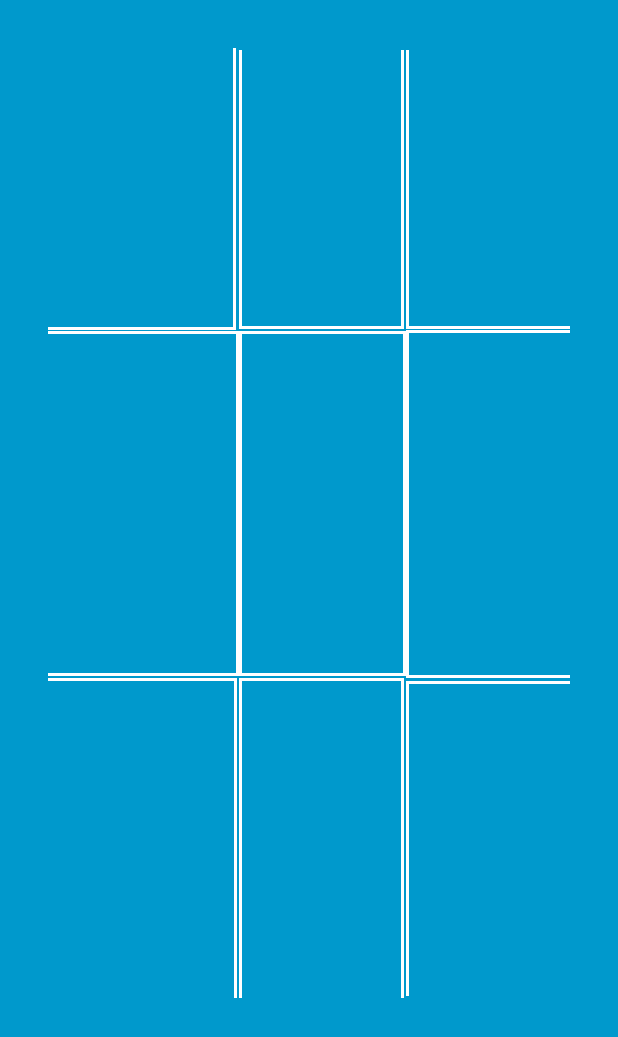
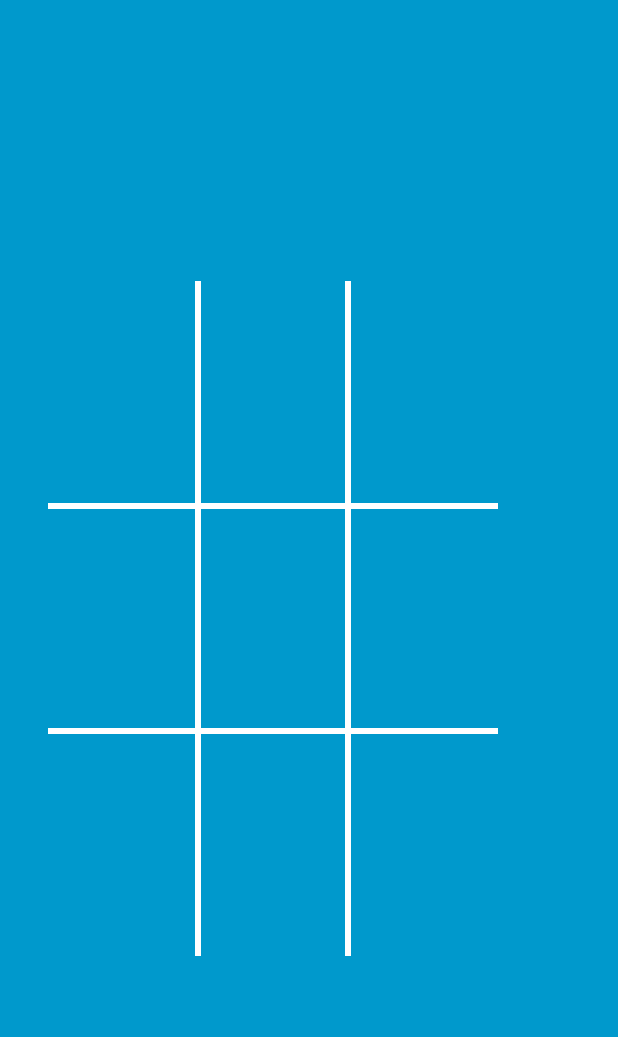
Before and after one commit to danasaurus45/TicTacToe, an Android app: the layout activity_main.xml on its own in the app's theme, with its tools: preview values and no code run, on a phone screen of 412 x 824 dp. Shown: the top 1037 px of the screen. Run offline under Robolectric (Android 15) with nearby library versions, the phone set to English and light mode, and no system bars.

Commit message:
Updated new layout

```diff
--- a/app/src/main/res/layout/activity_main.xml
+++ b/app/src/main/res/layout/activity_main.xml
@@ -8,137 +8,140 @@
             type="org.aplas.tictactoe.viewmodel.GameViewModel" />
     </data>
 
-    <GridLayout
+    <androidx.constraintlayout.widget.ConstraintLayout
         android:layout_width="match_parent"
         android:layout_height="match_parent"
         android:background="@android:color/holo_blue_dark"
-        android:padding="32dp">
+        android:orientation="vertical">
+
+        <GridLayout
+            android:layout_width="match_parent"
+            android:layout_height="wrap_content"
+            android:columnCount="3"
+            android:rowCount="3"
+            android:padding="32dp"
+            app:layout_constraintRight_toRightOf="parent"
+            app:layout_constraintLeft_toLeftOf="parent"
+            app:layout_constraintTop_toTopOf="parent"
+            app:layout_constraintBottom_toBottomOf="parent">
 
             <TextView
                 android:id="@+id/cell_00"
                 style="@style/CellTextView"
-            android:layout_width="125dp"
-            android:layout_height="188dp"
+                android:layout_width="100dp"
+                android:layout_height="150dp"
                 android:background="@drawable/cell_00"
                 android:onClick="@{() -> gameViewModel.onClickedCellAt(0, 0)}"
                 android:text='@{gameViewModel.cells["00"]}'
-            app:layout_column="1"
+                android:layout_column="0"
                 app:layout_columnWeight="1"
-            app:layout_row="1"
+                android:layout_row="0"
                 app:layout_rowWeight="1" />
 
             <TextView
                 android:id="@+id/cell_01"
                 style="@style/CellTextView"
-            android:layout_width="110dp"
-            android:layout_height="186dp"
+                android:layout_width="100dp"
+                android:layout_height="150dp"
                 android:background="@drawable/cell_01"
                 android:onClick="@{() -> gameViewModel.onClickedCellAt(0, 1)}"
                 android:text='@{gameViewModel.cells["01"]}'
-            app:layout_column="2"
+                android:layout_column="1"
                 app:layout_columnWeight="1"
-            app:layout_row="1"
+                android:layout_row="0"
                 app:layout_rowWeight="1" />
 
             <TextView
                 android:id="@+id/cell_02"
                 style="@style/CellTextView"
-            android:layout_width="111dp"
-            android:layout_height="186dp"
+                android:layout_width="100dp"
+                android:layout_height="150dp"
                 android:background="@drawable/cell_02"
                 android:onClick="@{() -> gameViewModel.onClickedCellAt(0, 2)}"
                 android:text='@{gameViewModel.cells["02"]}'
-            app:layout_column="3"
+                android:layout_column="2"
                 app:layout_columnWeight="1"
-            app:layout_row="1"
+                android:layout_row="0"
                 app:layout_rowWeight="1" />
 
             <TextView
                 android:id="@+id/cell_10"
                 style="@style/CellTextView"
-            android:layout_width="127dp"
-            android:layout_height="230dp"
+                android:layout_width="100dp"
+                android:layout_height="150dp"
                 android:layout_row="1"
                 android:layout_column="0"
                 android:background="@drawable/cell_10"
                 android:onClick="@{() -> gameViewModel.onClickedCellAt(1, 0)}"
                 android:text='@{gameViewModel.cells["10"]}'
-            app:layout_column="1"
                 app:layout_columnWeight="1"
-            app:layout_row="2"
                 app:layout_rowWeight="1" />
 
             <TextView
                 android:id="@+id/cell_11"
                 style="@style/CellTextView"
-            android:layout_width="111dp"
-            android:layout_height="230dp"
+                android:layout_width="100dp"
+                android:layout_height="150dp"
                 android:layout_row="1"
                 android:layout_column="1"
                 android:background="@drawable/cell_11"
                 android:onClick="@{() -> gameViewModel.onClickedCellAt(1, 1)}"
                 android:text='@{gameViewModel.cells["11"]}'
-            app:layout_column="2"
                 app:layout_columnWeight="1"
-            app:layout_row="2"
                 app:layout_rowWeight="1" />
 
             <TextView
                 android:id="@+id/cell_12"
                 style="@style/CellTextView"
-            android:layout_width="109dp"
-            android:layout_height="232dp"
+                android:layout_width="100dp"
+                android:layout_height="150dp"
                 android:background="@drawable/cell_12"
                 android:onClick="@{() -> gameViewModel.onClickedCellAt(1, 2)}"
                 android:text='@{gameViewModel.cells["12"]}'
-            app:layout_column="3"
+                android:layout_row="1"
+                android:layout_column="2"
                 app:layout_columnWeight="1"
-            app:layout_row="2"
                 app:layout_rowWeight="1" />
 
             <TextView
                 android:id="@+id/cell_20"
                 style="@style/CellTextView"
-            android:layout_width="126dp"
-            android:layout_height="213dp"
+                android:layout_width="100dp"
+                android:layout_height="150dp"
                 android:layout_row="2"
                 android:layout_column="0"
                 android:background="@drawable/cell_20"
                 android:onClick="@{() -> gameViewModel.onClickedCellAt(2, 0)}"
                 android:text='@{gameViewModel.cells["20"]}'
-            app:layout_column="1"
                 app:layout_columnWeight="1"
-            app:layout_row="3"
                 app:layout_rowWeight="1" />
 
             <TextView
                 android:id="@+id/cell_21"
                 style="@style/CellTextView"
-            android:layout_width="110dp"
-            android:layout_height="213dp"
+                android:layout_width="100dp"
+                android:layout_height="150dp"
+                android:layout_row="2"
+                android:layout_column="1"
                 android:background="@drawable/cell_21"
                 android:onClick="@{() -> gameViewModel.onClickedCellAt(2, 1)}"
-            android:text='@{gameViewModel.cells["21"]}'
-            app:layout_column="2"
-            app:layout_columnWeight="1"
-            app:layout_row="3"
-            app:layout_rowWeight="1" />
+                android:text='@{gameViewModel.cells["21"]}' />
 
             <TextView
                 android:id="@+id/cell_22"
                 style="@style/CellTextView"
-            android:layout_width="114dp"
-            android:layout_height="210dp"
+                android:layout_width="100dp"
+                android:layout_height="150dp"
                 android:layout_row="2"
                 android:layout_column="2"
                 android:background="@drawable/cell_22"
                 android:onClick="@{() -> gameViewModel.onClickedCellAt(2, 2)}"
                 android:text='@{gameViewModel.cells["22"]}'
-            app:layout_column="3"
                 app:layout_columnWeight="1"
-            app:layout_row="3"
                 app:layout_rowWeight="1" />
 
         </GridLayout>
 
+    </androidx.constraintlayout.widget.ConstraintLayout>
+
 </layout>
```
Lines whose indentation alone changed are shown as unchanged.
